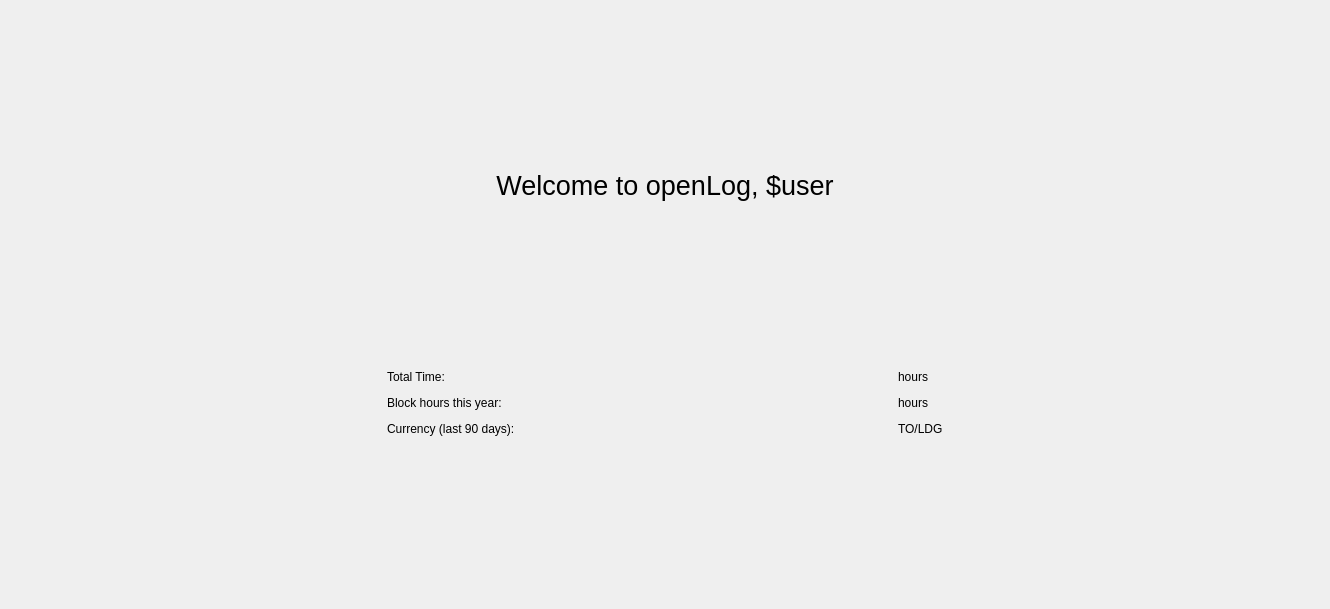
Above: homewidget.ui from fiffty-50/openPilotLog before the change. Below: the same form after it.
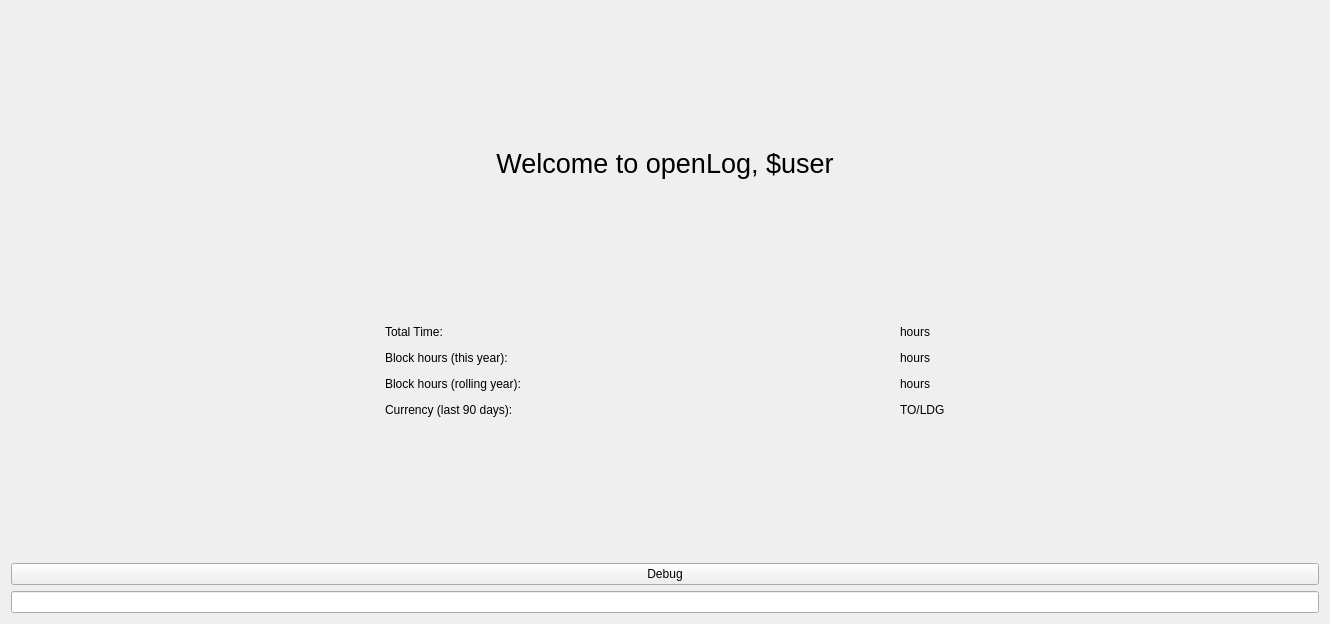
That is the form after the change.

```diff
--- a/homewidget.ui
+++ b/homewidget.ui
@@ -7,7 +7,7 @@
     <x>0</x>
     <y>0</y>
     <width>1330</width>
-    <height>609</height>
+    <height>624</height>
    </rect>
   </property>
   <property name="windowTitle">
@@ -129,7 +129,7 @@
      <item row="1" column="1">
       <widget class="QLabel" name="blockHoursLabel">
        <property name="text">
-        <string>Block hours this year:</string>
+        <string>Block hours (this year):</string>
        </property>
       </widget>
      </item>
@@ -167,7 +167,7 @@
       </spacer>
      </item>
      <item row="2" column="0">
-      <spacer name="horizontalSpacer_9">
+      <spacer name="horizontalSpacer_12">
        <property name="orientation">
         <enum>Qt::Horizontal</enum>
        </property>
@@ -180,13 +180,66 @@
       </spacer>
      </item>
      <item row="2" column="1">
+      <widget class="QLabel" name="blockHoursRollingLabel">
+       <property name="text">
+        <string>Block hours (rolling year):</string>
+       </property>
+      </widget>
+     </item>
+     <item row="2" column="2">
+      <spacer name="horizontalSpacer_10">
+       <property name="orientation">
+        <enum>Qt::Horizontal</enum>
+       </property>
+       <property name="sizeHint" stdset="0">
+        <size>
+         <width>40</width>
+         <height>20</height>
+        </size>
+       </property>
+      </spacer>
+     </item>
+     <item row="2" column="3">
+      <widget class="QLabel" name="blockHoursRolDisplayLabel">
+       <property name="text">
+        <string>hours</string>
+       </property>
+      </widget>
+     </item>
+     <item row="2" column="4">
+      <spacer name="horizontalSpacer_11">
+       <property name="orientation">
+        <enum>Qt::Horizontal</enum>
+       </property>
+       <property name="sizeHint" stdset="0">
+        <size>
+         <width>40</width>
+         <height>20</height>
+        </size>
+       </property>
+      </spacer>
+     </item>
+     <item row="3" column="0">
+      <spacer name="horizontalSpacer_9">
+       <property name="orientation">
+        <enum>Qt::Horizontal</enum>
+       </property>
+       <property name="sizeHint" stdset="0">
+        <size>
+         <width>40</width>
+         <height>20</height>
+        </size>
+       </property>
+      </spacer>
+     </item>
+     <item row="3" column="1">
       <widget class="QLabel" name="currencyLabel">
        <property name="text">
         <string>Currency (last 90 days):</string>
        </property>
       </widget>
      </item>
-     <item row="2" column="2">
+     <item row="3" column="2">
       <spacer name="horizontalSpacer_3">
        <property name="orientation">
         <enum>Qt::Horizontal</enum>
@@ -199,14 +252,14 @@
        </property>
       </spacer>
      </item>
-     <item row="2" column="3">
+     <item row="3" column="3">
       <widget class="QLabel" name="currencyDisplayLabel">
        <property name="text">
         <string>TO/LDG</string>
        </property>
       </widget>
      </item>
-     <item row="2" column="4">
+     <item row="3" column="4">
       <spacer name="horizontalSpacer_4">
        <property name="orientation">
         <enum>Qt::Horizontal</enum>
@@ -234,6 +287,16 @@
      </property>
     </spacer>
    </item>
+   <item row="5" column="0">
+    <widget class="QPushButton" name="debugButton">
+     <property name="text">
+      <string>Debug</string>
+     </property>
+    </widget>
+   </item>
+   <item row="6" column="0">
+    <widget class="QLineEdit" name="debugLineEdit"/>
+   </item>
   </layout>
  </widget>
  <resources/>
```
Left out of the diff: 4 changed lines with no effect on the pictures.
